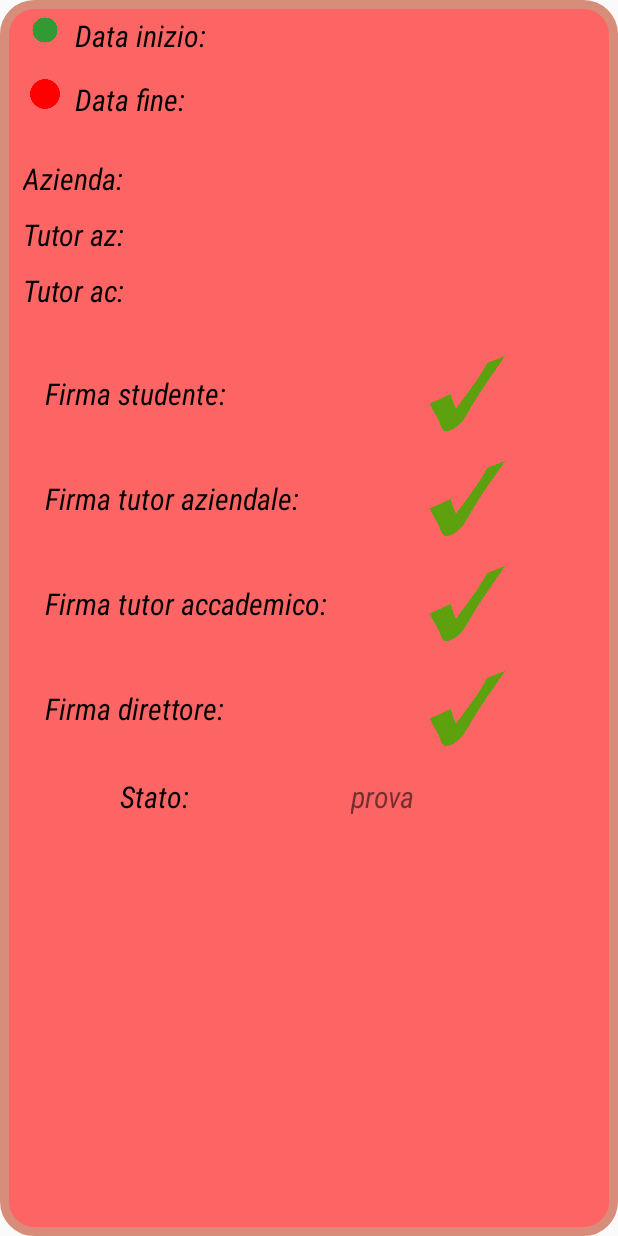
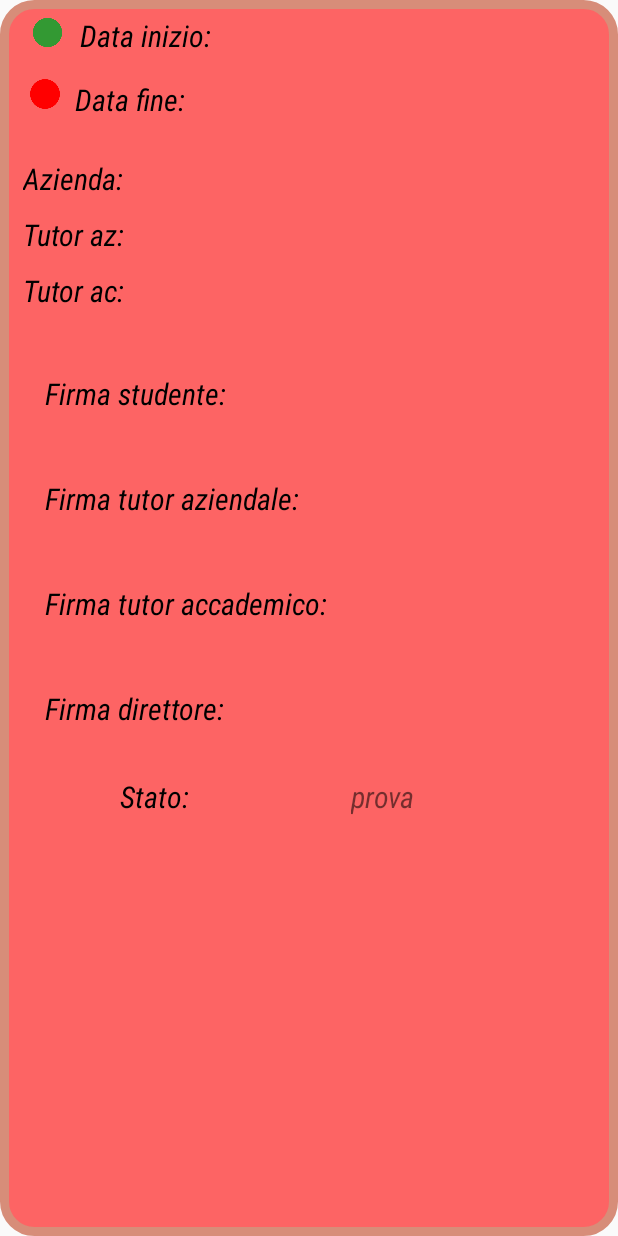
Before and after one commit to francescodauria/ProgettoIS, an Android app: the layout student_custom_adapter_lista_richieste_layout.xml on its own in the app's theme, with its tools: preview values and no code run, on a phone screen of 412 x 824 dp. Run offline under Robolectric (Android 15) with nearby library versions, the phone set to English and light mode, and no system bars.

Commit message:
Aggiustamento grafica

```diff
--- a/TirocinioSmart/app/src/main/java/com/example/user/tirociniosmart/DAOPackage/ProgettoFormativoDAO.java
+++ b/TirocinioSmart/app/src/main/java/com/example/user/tirociniosmart/DAOPackage/ProgettoFormativoDAO.java
@@ -96,8 +96,9 @@ public class ProgettoFormativoDAO extends GenericDAO {
                 if(firmaDirettore!=null) {
                     byte[] imgData1 = firmaDirettore.getBytes(1, (int) firmaDirettore.length());
                     firmaDir = BitmapFactory.decodeByteArray(imgData1, 0, imgData1.length);
-                    System.out.println(firmaDirettore+ "firma del direttore");
                 }
+
+
                 Blob firmaStudente = rs.getBlob(3);
                 Bitmap firmaStud =null;
                 if(firmaStudente!=null) {
@@ -134,7 +135,6 @@ public class ProgettoFormativoDAO extends GenericDAO {
                 progetto.setGetFirmaTutorAz(firmaTutor);
                 progetto.setFirmaDirettore(firmaDir);
                 progetti.add(progetto);
-                Log.d("dentro al while", "prova");
 
             }
             newConnection.commit();
--- a/TirocinioSmart/app/src/main/java/com/example/user/tirociniosmart/ProgFormativoPackage/VisualizzaStatoFragment.java
+++ b/TirocinioSmart/app/src/main/java/com/example/user/tirociniosmart/ProgFormativoPackage/VisualizzaStatoFragment.java
@@ -108,7 +108,8 @@ public class VisualizzaStatoFragment extends Fragment {
         @Override
         protected void onPostExecute(ArrayList<ProgFormativo> lista) {
             showProgress(false);
-            if(lista==null) Toast.makeText(getActivity(),"Connessione al database non presente",Toast.LENGTH_LONG);
+            if(lista==null) Toast.makeText(getActivity(),"Connessione al database non presente",Toast.LENGTH_LONG).show();
+            else {
                 adapter = new ProgFormativoAdapter(context, R.layout.student_custom_adapter_lista_richieste_layout, new ArrayList<ProgFormativo>());
 
                 listView = (ListView) view.findViewById(R.id.listViewTirociniStudente);
@@ -119,7 +120,7 @@ public class VisualizzaStatoFragment extends Fragment {
 
                 }
 
-
+            }
             //    image.setImageBitmap(BitmapFactory.decodeByteArray(result, 0, result.length));
         }
 
--- a/TirocinioSmart/app/src/main/res/layout/student_custom_adapter_lista_richieste_layout.xml
+++ b/TirocinioSmart/app/src/main/res/layout/student_custom_adapter_lista_richieste_layout.xml
@@ -21,8 +21,8 @@
             android:background="@drawable/circlegreen"
             android:layout_marginRight="10dp"
             android:id="@+id/dataInizioRichiestaStudenteImageView"
-            android:layout_width="20dp"
-            android:layout_height="20dp" />
+            android:layout_width="23dp"
+            android:layout_height="23dp" />
 
 
 
@@ -239,7 +239,6 @@
     <ImageView
         android:layout_marginRight="60dp"
         android:layout_alignParentEnd="true"
-        android:background="@drawable/spunta"
         android:id="@+id/firmaStudenteRichiestaStudente"
         android:layout_width="50dp"
         android:layout_height="50dp" />
@@ -271,7 +270,6 @@
         <ImageView
             android:layout_marginRight="60dp"
             android:layout_alignParentEnd="true"
-            android:background="@drawable/spunta"
             android:id="@+id/firmaTutorAziendaleRichiestaStudente"
             android:layout_width="50dp"
             android:layout_height="50dp" />
@@ -307,7 +305,6 @@
         <ImageView
             android:layout_marginRight="60dp"
             android:layout_alignParentEnd="true"
-            android:background="@drawable/spunta"
             android:id="@+id/firmaTutorAccademicoRichiestaStudente"
             android:layout_width="50dp"
             android:layout_height="50dp" />
@@ -339,7 +336,6 @@
         <ImageView
             android:layout_marginRight="60dp"
             android:layout_alignParentEnd="true"
-            android:background="@drawable/spunta"
             android:id="@+id/firmaDirettoreRichiestaStudente"
             android:layout_width="50dp"
             android:layout_height="50dp" />
```
Also changed, not shown: TirocinioSmart/app/src/main/java/com/example/user/tirociniosmart/ProgFormativoPackage/ProgFormativoAdapter.java (+11 -3 lines). Lines whose indentation alone changed are shown as unchanged.
